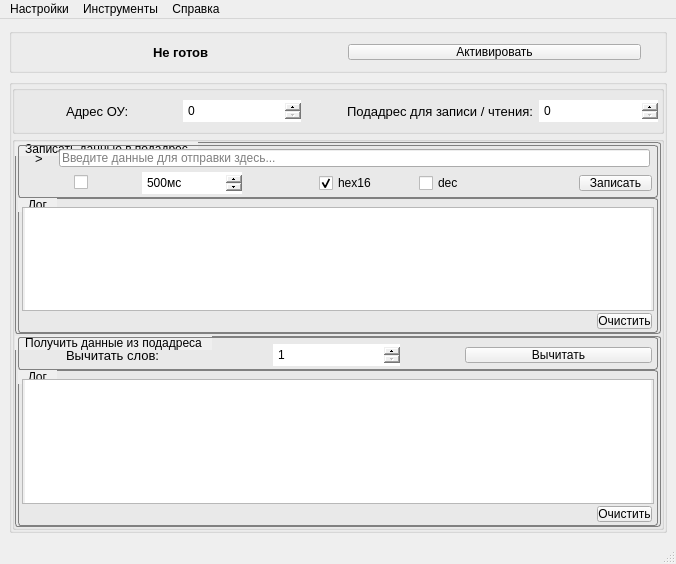
AnatolyHryntsevich/TA1-USB-01-I, file ui/MainWindow.ui: the form before one commit.
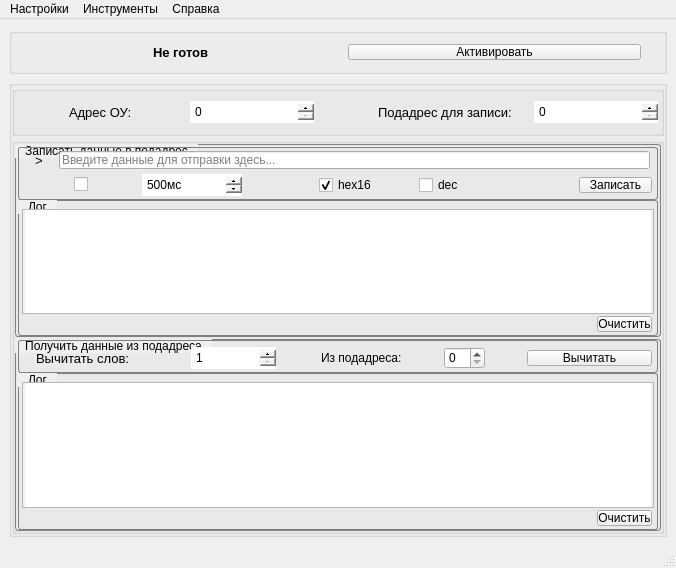
The form after the commit.

Patch:
```diff
--- a/ui/MainWindow.ui
+++ b/ui/MainWindow.ui
@@ -7,7 +7,7 @@
     <x>0</x>
     <y>0</y>
     <width>676</width>
-    <height>564</height>
+    <height>568</height>
    </rect>
   </property>
   <property name="windowTitle">
@@ -250,7 +250,7 @@
                  </font>
                 </property>
                 <property name="text">
-                 <string>Подадрес для записи / чтения:</string>
+                 <string>Подадрес для записи:</string>
                 </property>
                </widget>
               </item>
@@ -822,7 +822,7 @@
                      <number>0</number>
                     </property>
                     <item>
-                     <layout class="QHBoxLayout" name="mpiReadWordsNumberLayout" stretch="3,1,2,1,3">
+                     <layout class="QHBoxLayout" name="mpiReadWordsNumberLayout" stretch="3,1,2,1,0,0,0,0,3">
                       <property name="rightMargin">
                        <number>0</number>
                       </property>
@@ -909,6 +909,42 @@
                         </property>
                        </spacer>
                       </item>
+                      <item>
+                       <widget class="QLabel" name="readSubaddrTitleLabel">
+                        <property name="text">
+                         <string>Из подадреса:</string>
+                        </property>
+                       </widget>
+                      </item>
+                      <item>
+                       <spacer name="spacer3">
+                        <property name="orientation">
+                         <enum>Qt::Horizontal</enum>
+                        </property>
+                        <property name="sizeHint" stdset="0">
+                         <size>
+                          <width>40</width>
+                          <height>20</height>
+                         </size>
+                        </property>
+                       </spacer>
+                      </item>
+                      <item>
+                       <widget class="QSpinBox" name="readSubAddrSpinBox"/>
+                      </item>
+                      <item>
+                       <spacer name="spacer4">
+                        <property name="orientation">
+                         <enum>Qt::Horizontal</enum>
+                        </property>
+                        <property name="sizeHint" stdset="0">
+                         <size>
+                          <width>40</width>
+                          <height>20</height>
+                         </size>
+                        </property>
+                       </spacer>
+                      </item>
                       <item>
                        <widget class="QPushButton" name="mpiReadWordsNumberButton">
                         <property name="font">
```
Left out of the diff: 6 changed lines with no effect on the pictures.
